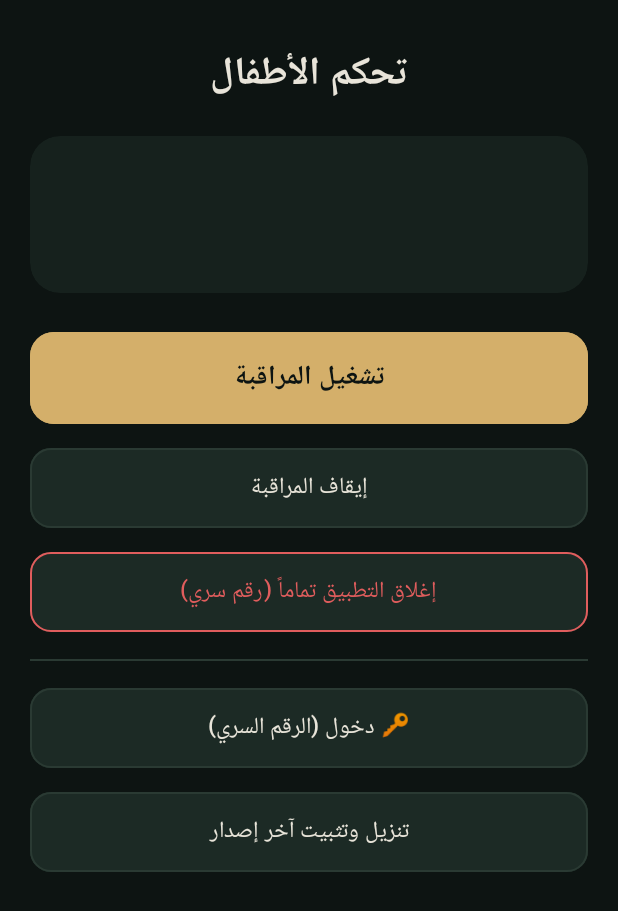
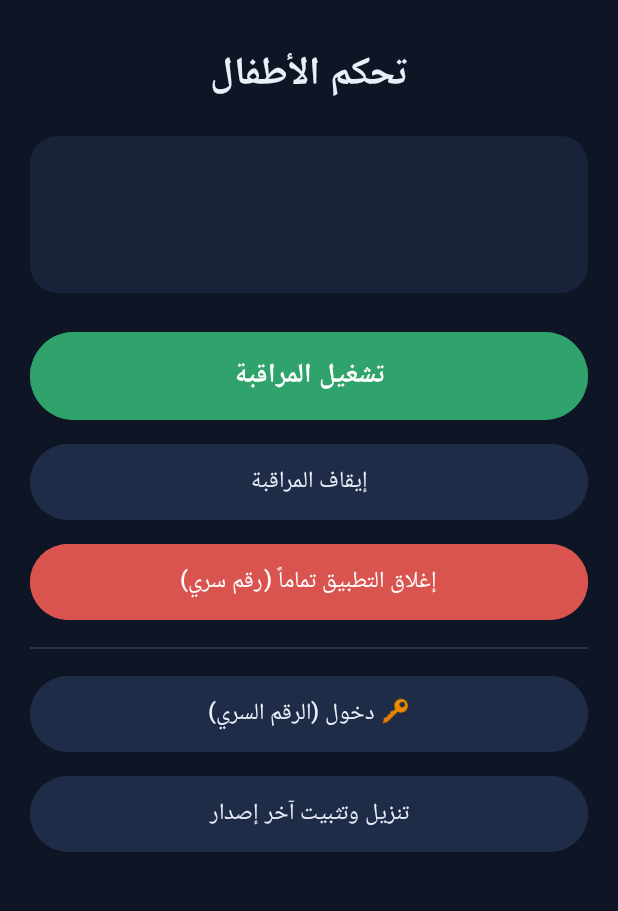
Before and after one commit to HassanShamaly/kids-control, an Android app: the layout activity_main.xml on its own in the app's theme, with its tools: preview values and no code run, on a phone screen of 412 x 824 dp. Shown: the top 911 px of the screen. Run offline under Robolectric (Android 15) with nearby library versions, the phone set to English and light mode, and no system bars.

Commit message:
v8.3 (3/4): restore previous colors and styles [skip ci]

```diff
--- a/app/src/main/res/values/colors.xml
+++ b/app/src/main/res/values/colors.xml
@@ -1,19 +1,15 @@
 <?xml version="1.0" encoding="utf-8"?>
 <resources>
-    <!-- لوحة الألوان مأخوذة من «صحبة القرآن» ليتناسق التطبيقان: أخضر داكن + ذهبي -->
-    <color name="bg">#0D1412</color>
-    <color name="card">#16211D</color>
-    <color name="card2">#1C2A25</color>
-    <color name="text">#E8E4D9</color>
-    <color name="hint">#8A968F</color>
-    <color name="accent">#D4AF6A</color>
-    <color name="accent_dark">#B8955A</color>
-    <color name="on_accent">#0D1412</color>
-    <color name="accent2">#4CAF7D</color>
-    <color name="danger">#E05D5D</color>
+    <color name="bg">#0E1626</color>
+    <color name="card">#18233A</color>
+    <color name="card2">#1F2C47</color>
+    <color name="text">#EAF0FA</color>
+    <color name="hint">#93A1BC</color>
+    <color name="accent">#2FA36B</color>
+    <color name="accent_dark">#238055</color>
+    <color name="accent2">#3B82F6</color>
+    <color name="danger">#D9534F</color>
     <color name="warn">#E0A106</color>
-    <color name="lock_bg">#FF0D1412</color>
-    <color name="divider">#2A3A33</color>
-    <color name="border">#2A3A33</color>
-    <color name="ripple">#33D4AF6A</color>
+    <color name="lock_bg">#FF0B0F14</color>
+    <color name="divider">#27344F</color>
 </resources>
--- a/app/src/main/res/values/strings.xml
+++ b/app/src/main/res/values/strings.xml
@@ -385,5 +385,4 @@
     <string name="quran_suggest_title">استغل الاستراحة في مراجعة وردك 🌿</string>
     <string name="quran_suggest_sub">افتح صحبة القرآن وراجع ما تحفظ حتى تنتهي الاستراحة</string>
     <string name="quran_open">📖 افتح صحبة القرآن</string>
-    <string name="app_tagline">وقت متوازن… وقلب مطمئن</string>
 </resources>
--- a/app/src/main/res/values/themes.xml
+++ b/app/src/main/res/values/themes.xml
@@ -3,18 +3,9 @@
 
     <style name="Theme.KidsControl" parent="Theme.Material3.DayNight.NoActionBar">
         <item name="colorPrimary">@color/accent</item>
-        <item name="colorOnPrimary">@color/on_accent</item>
         <item name="colorPrimaryDark">@color/accent_dark</item>
-        <item name="colorSecondary">@color/accent2</item>
-        <item name="colorSurface">@color/card</item>
-        <item name="colorOnSurface">@color/text</item>
-        <item name="android:colorBackground">@color/bg</item>
         <item name="android:windowBackground">@color/bg</item>
         <item name="android:statusBarColor">@color/bg</item>
-        <item name="android:navigationBarColor">@color/bg</item>
-        <item name="android:windowLightStatusBar">false</item>
-        <item name="android:textColorPrimary">@color/text</item>
-        <item name="android:textColorSecondary">@color/hint</item>
     </style>
 
     <style name="Theme.Transparent" parent="Theme.Material3.DayNight.NoActionBar">
@@ -30,7 +21,7 @@
         <item name="android:layout_height">wrap_content</item>
         <item name="android:layout_marginBottom">12dp</item>
         <item name="cardBackgroundColor">@color/card</item>
-        <item name="cardCornerRadius">20dp</item>
+        <item name="cardCornerRadius">18dp</item>
         <item name="cardElevation">0dp</item>
     </style>
 
@@ -48,6 +39,7 @@
         <item name="android:textColor">@color/accent</item>
         <item name="android:textSize">14sp</item>
         <item name="android:textStyle">bold</item>
+        <item name="android:letterSpacing">0.02</item>
         <item name="android:paddingTop">18dp</item>
         <item name="android:paddingBottom">6dp</item>
         <item name="android:paddingStart">4dp</item>
@@ -57,7 +49,7 @@
     <style name="FieldLabel">
         <item name="android:layout_width">match_parent</item>
         <item name="android:layout_height">wrap_content</item>
-        <item name="android:textColor">@color/accent</item>
+        <item name="android:textColor">@color/text</item>
         <item name="android:textSize">16sp</item>
         <item name="android:textStyle">bold</item>
     </style>
@@ -111,12 +103,11 @@
         <item name="android:layout_height">wrap_content</item>
         <item name="android:layout_marginTop">10dp</item>
         <item name="android:backgroundTint">@color/accent</item>
-        <item name="android:textColor">@color/on_accent</item>
+        <item name="android:textColor">#FFFFFF</item>
         <item name="android:textSize">18sp</item>
         <item name="android:textStyle">bold</item>
-        <item name="android:paddingTop">15dp</item>
-        <item name="android:paddingBottom">15dp</item>
-        <item name="cornerRadius">16dp</item>
+        <item name="android:paddingTop">14dp</item>
+        <item name="android:paddingBottom">14dp</item>
     </style>
 
     <style name="Secondary">
@@ -126,11 +117,8 @@
         <item name="android:backgroundTint">@color/card2</item>
         <item name="android:textColor">@color/text</item>
         <item name="android:textSize">15sp</item>
-        <item name="android:paddingTop">13dp</item>
-        <item name="android:paddingBottom">13dp</item>
-        <item name="cornerRadius">14dp</item>
-        <item name="strokeColor">@color/border</item>
-        <item name="strokeWidth">1dp</item>
+        <item name="android:paddingTop">12dp</item>
+        <item name="android:paddingBottom">12dp</item>
     </style>
 
     <style name="GroupHeader">
@@ -138,32 +126,26 @@
         <item name="android:layout_height">wrap_content</item>
         <item name="android:layout_marginTop">10dp</item>
         <item name="android:backgroundTint">@color/card</item>
-        <item name="android:textColor">@color/accent</item>
+        <item name="android:textColor">@color/text</item>
         <item name="android:textSize">16sp</item>
         <item name="android:textStyle">bold</item>
         <item name="android:gravity">start|center_vertical</item>
         <item name="android:textAlignment">viewStart</item>
-        <item name="android:paddingTop">17dp</item>
-        <item name="android:paddingBottom">17dp</item>
-        <item name="android:paddingStart">20dp</item>
-        <item name="android:paddingEnd">20dp</item>
-        <item name="cornerRadius">18dp</item>
-        <item name="strokeColor">@color/border</item>
-        <item name="strokeWidth">1dp</item>
+        <item name="android:paddingTop">16dp</item>
+        <item name="android:paddingBottom">16dp</item>
+        <item name="android:paddingStart">18dp</item>
+        <item name="android:paddingEnd">18dp</item>
     </style>
 
     <style name="Danger">
         <item name="android:layout_width">match_parent</item>
         <item name="android:layout_height">wrap_content</item>
         <item name="android:layout_marginTop">8dp</item>
-        <item name="android:backgroundTint">@color/card2</item>
-        <item name="android:textColor">@color/danger</item>
+        <item name="android:backgroundTint">@color/danger</item>
+        <item name="android:textColor">#FFFFFF</item>
         <item name="android:textSize">15sp</item>
-        <item name="android:paddingTop">13dp</item>
-        <item name="android:paddingBottom">13dp</item>
-        <item name="cornerRadius">14dp</item>
-        <item name="strokeColor">@color/danger</item>
-        <item name="strokeWidth">1dp</item>
+        <item name="android:paddingTop">12dp</item>
+        <item name="android:paddingBottom">12dp</item>
     </style>
 
     <style name="Divider">
@@ -178,7 +160,7 @@
         <item name="android:layout_height">60dp</item>
         <item name="android:layout_margin">5dp</item>
         <item name="android:background">@drawable/pin_key_bg</item>
-        <item name="android:textColor">@color/text</item>
+        <item name="android:textColor">#FFFFFF</item>
         <item name="android:textSize">24sp</item>
         <item name="android:stateListAnimator">@null</item>
     </style>
```
